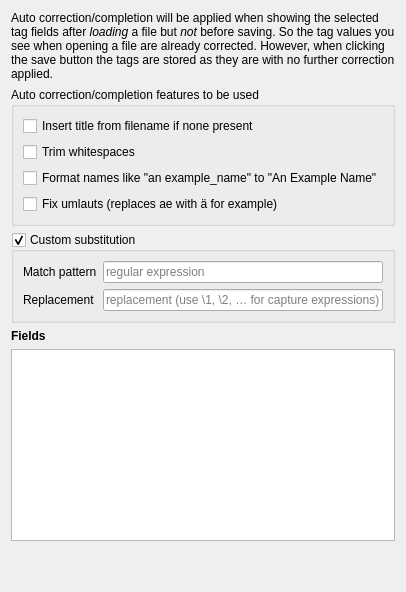
Martchus/tageditor, file gui/editorautocorrectionoptionpage.ui: the form before one commit.
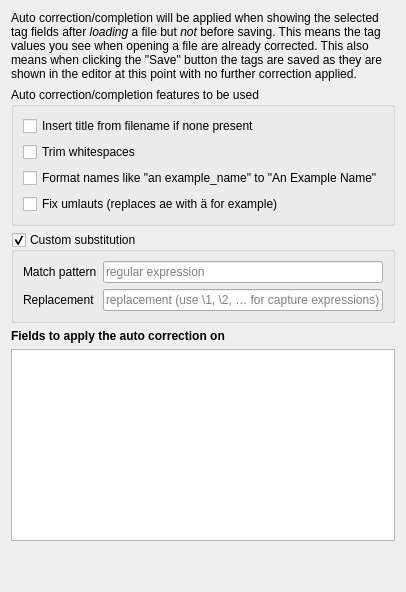
The form after the commit.

Commit message: Improve wording in a few places of the UI

What changed in the file:
```diff
--- a/gui/editorautocorrectionoptionpage.ui
+++ b/gui/editorautocorrectionoptionpage.ui
@@ -12,7 +12,7 @@
    <item>
     <widget class="QLabel" name="label">
      <property name="text">
-      <string>&lt;html&gt;&lt;head/&gt;&lt;body&gt;&lt;p&gt;Auto correction/completion will be applied when showing the selected tag fields after &lt;span style=&quot; font-style:italic;&quot;&gt;loading&lt;/span&gt; a file but &lt;span style=&quot; font-style:italic;&quot;&gt;not&lt;/span&gt; before saving. So the tag values you see when opening a file are already corrected. However, when clicking the save button the tags are stored as they are with no further correction applied.&lt;/p&gt;&lt;/body&gt;&lt;/html&gt;</string>
+      <string>&lt;html&gt;&lt;head/&gt;&lt;body&gt;&lt;p&gt;Auto correction/completion will be applied when showing the selected tag fields after &lt;span style=&quot; font-style:italic;&quot;&gt;loading&lt;/span&gt; a file but &lt;span style=&quot; font-style:italic;&quot;&gt;not&lt;/span&gt; before saving. This means the tag values you see when opening a file are already corrected. This also means when clicking the &amp;quot;Save&amp;quot; button the tags are saved as they are shown in the editor at this point with no further correction applied.&lt;/p&gt;&lt;/body&gt;&lt;/html&gt;</string>
      </property>
      <property name="wordWrap">
       <bool>true</bool>
@@ -102,7 +102,7 @@
       <string notr="true">font-weight: bold;</string>
      </property>
      <property name="text">
-      <string>Fields</string>
+      <string>Fields to apply the auto correction on</string>
      </property>
     </widget>
    </item>
```
The commit also changes 2 other files.
